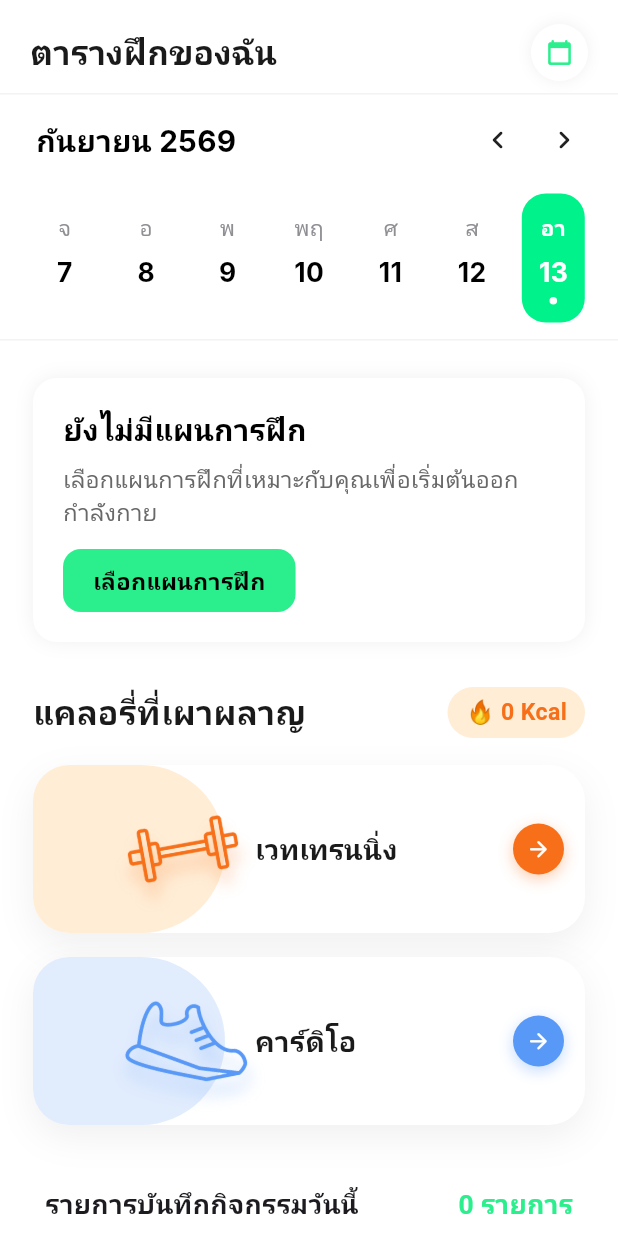
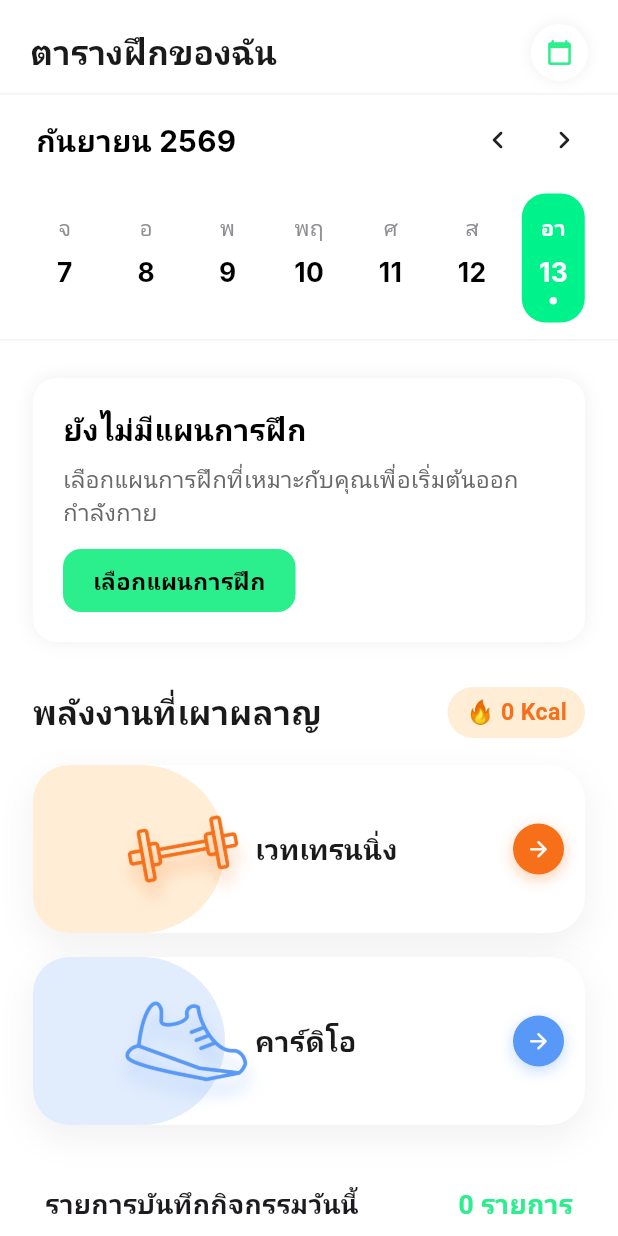
Before and after one commit to Nattaphong001/food-and-fit, a Flutter app: the WorkoutView screen opened directly, on a phone screen of 412 x 824 dp. Run offline on Flutter 3.47's test engine with Material 3 defaults, Android fonts, the phone set to English and light mode, and no system bars; our stand-ins replace awesome_notifications, cached_network_image, chewie, dio, fl_chart, flutter_cache_manager and 9 more; missing offline and left inert: dart:ui_web; accounts and stored records are empty; network calls fail; Roboto replaces fonts that are missing (Inter, Kanit).

Commit message:
docs(mobile): rename "แคลอรี่" to "พลังงาน" in UI labels and comments
is the standard term project-wide, "แคลอรี่"/"แคลอรี" only survives as the
unit name (กิโลแคลอรี/kcal). No logic changes.

```diff
--- a/mobile/lib/core/constants/app_colors.dart
+++ b/mobile/lib/core/constants/app_colors.dart
@@ -75,10 +75,10 @@ class AppColors {
   /// เข้มกว่าฟ้าทั่วไปโดยตั้งใจ — ต้องคู่กับตัวหนังสือขาว ได้ contrast ~5.2:1 (WCAG AA)
   static const Color alertInfo = Color(0xFF2563EB);
 
-  /// สีเขียวอ่อน — badge แคลอรี่
+  /// สีเขียวอ่อน — badge พลังงาน
   static const Color calorieBadgeBg = Color(0xFFE0F5E9);
 
-  /// ข้อความใน badge แคลอรี่
+  /// ข้อความใน badge พลังงาน
   static const Color calorieBadgeText = Color(0xFF2BCC81);
 
   /// Progress bar พื้นหลัง (คาร์ดิโอ goal card)
--- a/mobile/lib/services/daily_notification_engine.dart
+++ b/mobile/lib/services/daily_notification_engine.dart
@@ -1,4 +1,4 @@
-// DailyNotificationEngine — เช็คความคืบหน้าจริงของวันนี้ (แคลอรี่ / ออกกำลังกาย) แล้วยิง
+// DailyNotificationEngine — เช็คความคืบหน้าจริงของวันนี้ (พลังงาน / ออกกำลังกาย) แล้วยิง
 // local push ทันทีถ้ายังไม่ถึงเป้า ทำงานเฉพาะตอนแอปเปิดอยู่ (foreground) เท่านั้น เพราะต้องอ่าน
 // ข้อมูลที่เป็นปัจจุบัน ณ ขณะนั้นจาก AnalyticsService — ไม่ใช้ background schedule
 //
@@ -45,7 +45,7 @@ class DailyNotificationEngine {
     await _checkWorkout(hour, fired, daily.exerciseBurn);
   }
 
-  // แบ่งช่วงเวลาตามเวลาปัจจุบันที่เปิดแอป เทียบสัดส่วนแคลอรี่ที่ "ควรกินไปแล้ว" ของช่วงนั้น
+  // แบ่งช่วงเวลาตามเวลาปัจจุบันที่เปิดแอป เทียบสัดส่วนพลังงานที่ "ควรกินไปแล้ว" ของช่วงนั้น
   Future<void> _checkMeal(int hour, Set<String> fired, double eaten, double target) async {
     late final String window;
     late final double expectedRatio;
@@ -55,16 +55,16 @@ class DailyNotificationEngine {
 
     if (hour >= 19) {
       window = 'evening'; expectedRatio = 0.9; id = _idMealEvening;
-      title = '🌙 ใกล้หมดวันแล้ว แคลอรี่วันนี้ยังไม่ครบเป้า';
+      title = '🌙 ใกล้หมดวันแล้ว พลังงานวันนี้ยังไม่ครบเป้า';
       body  = 'เช็คมื้ออาหารวันนี้อีกครั้งก่อนนอน';
     } else if (hour >= 13) {
       window = 'noon'; expectedRatio = 0.6; id = _idMealNoon;
-      title = '🥗 แคลอรี่วันนี้ยังไม่ถึงเป้า';
+      title = '🥗 พลังงานวันนี้ยังไม่ถึงเป้า';
       body  = 'อย่าลืมบันทึกมื้อเที่ยงด้วยนะ';
     } else if (hour >= 10) {
       window = 'morning'; expectedRatio = 0.25; id = _idMealMorning;
       title = '🍽️ ยังไม่ได้กินอาหารเช้าเลยนะ';
-      body  = 'บันทึกมื้อเช้าเพื่อให้ได้แคลอรี่ตามเป้าหมายวันนี้';
+      body  = 'บันทึกมื้อเช้าเพื่อให้ได้พลังงานตามเป้าหมายวันนี้';
     } else {
       return; // ยังเช้ามืดเกินไป ไม่ต้องเตือน
     }
--- a/mobile/lib/views/member/nutrition/nutrition_view.dart
+++ b/mobile/lib/views/member/nutrition/nutrition_view.dart
@@ -1,5 +1,5 @@
 // หน้า: Nutrition (บันทึกอาหาร)
-// ทำหน้าที่: หน้าบันทึกและดูรายการอาหารประจำวัน แสดงแคลอรี่และสารอาหาร เพิ่มหรือลบรายการอาหารได้
+// ทำหน้าที่: หน้าบันทึกและดูรายการอาหารประจำวัน แสดงพลังงานและสารอาหาร เพิ่มหรือลบรายการอาหารได้
 
 import 'package:flutter/material.dart';
 import 'dart:math' as math;
@@ -346,7 +346,7 @@ class NutritionViewState extends State<NutritionView> with RouteAware {
           Row(
             mainAxisAlignment: MainAxisAlignment.spaceBetween,
             children: [
-              Text('แคลอรี่$_dateLabel',
+              Text('พลังงาน$_dateLabel',
                   style: const TextStyle(fontSize: 16, fontWeight: FontWeight.bold, color: AppColors.textDark)),
               Container(
                 padding: const EdgeInsets.symmetric(horizontal: 10, vertical: 4),
@@ -648,7 +648,7 @@ class NutritionViewState extends State<NutritionView> with RouteAware {
             const SizedBox(height: 16),
             const Divider(height: 1),
             const SizedBox(height: 16),
-            _foodDetailRow(Icons.local_fire_department_rounded, 'แคลอรี่', '${item.totalCalories.round()} kcal', Colors.orange),
+            _foodDetailRow(Icons.local_fire_department_rounded, 'พลังงาน', '${item.totalCalories.round()} kcal', Colors.orange),
             const SizedBox(height: 12),
             _foodDetailRow(Icons.egg_alt_rounded, 'โปรตีน', '${item.totalProtein.round()} กรัม', const Color(0xFF5B8CFF)),
             const SizedBox(height: 12),
--- a/mobile/lib/views/member/workout/cardio_activity_detail_view.dart
+++ b/mobile/lib/views/member/workout/cardio_activity_detail_view.dart
@@ -814,7 +814,7 @@ class _CardioHistorySheetState extends State<_CardioHistorySheet> {
           _statCard(label: 'เวลาสะสม', value: _totalDuration > 0 ? _totalDuration.toStringAsFixed(0) : '—',
               unit: 'นาที', icon: Icons.timer_outlined, iconColor: Colors.deepPurple.shade300),
           const SizedBox(width: 10),
-          _statCard(label: 'แคลอรี่สะสม', value: _totalCalories > 0 ? _totalCalories.toStringAsFixed(0) : '—',
+          _statCard(label: 'พลังงานสะสม', value: _totalCalories > 0 ? _totalCalories.toStringAsFixed(0) : '—',
               unit: 'kcal', icon: Icons.local_fire_department_rounded, iconColor: Colors.orange.shade400),
         ]),
         if (widget.hasDistance) ...[
@@ -882,7 +882,7 @@ class _CardioHistorySheetState extends State<_CardioHistorySheet> {
     );
   }
 
-  // ── กราฟแนวโน้ม: สลับแท็บ แคลอรี่ / ระยะเวลา / ระยะทาง(ถ้ามี) ───────────────
+  // ── กราฟแนวโน้ม: สลับแท็บ พลังงาน / ระยะเวลา / ระยะทาง(ถ้ามี) ───────────────
   Widget _buildChart(List<String> allDatesDesc) {
     final chartDates = allDatesDesc.reversed.toList(); // oldest → newest
     const green = Color(0xFF00C978);
@@ -999,7 +999,7 @@ class _CardioHistorySheetState extends State<_CardioHistorySheet> {
       padding: const EdgeInsets.all(2),
       decoration: BoxDecoration(color: Colors.grey.shade200, borderRadius: BorderRadius.circular(22)),
       child: Row(mainAxisSize: MainAxisSize.min, children: [
-        seg('แคลอรี่', _CardioChartMetric.calories),
+        seg('พลังงาน', _CardioChartMetric.calories),
         seg('เวลา', _CardioChartMetric.duration),
         if (widget.hasDistance) seg('ระยะทาง', _CardioChartMetric.distance),
       ]),
--- a/mobile/lib/views/member/workout/cardio_activity_exercise_view.dart
+++ b/mobile/lib/views/member/workout/cardio_activity_exercise_view.dart
@@ -1,5 +1,5 @@
 // หน้า: Cardio Activity Exercise (บันทึกคาร์ดิโอ)
-// ทำหน้าที่: หน้าออกกำลังกายคาร์ดิโอจริง จับเวลา บันทึกระยะทาง และคำนวณแคลอรี่เผาผลาญ
+// ทำหน้าที่: หน้าออกกำลังกายคาร์ดิโอจริง จับเวลา บันทึกระยะทาง และคำนวณพลังงานเผาผลาญ
 
 import 'dart:async';
 import 'package:flutter/material.dart';
@@ -98,7 +98,7 @@ class _CardioActivityExerciseViewState extends State<CardioActivityExerciseView>
   // ── Data Controllers ──────────────────────────────────────────────────────────
   final _distanceController = TextEditingController();
 
-  // น้ำหนักจริงของสมาชิก ใช้คำนวณแคลอรี่สดระหว่างเล่น ให้ตรงกับที่ backend
+  // น้ำหนักจริงของสมาชิก ใช้คำนวณพลังงานสดระหว่างเล่น ให้ตรงกับที่ backend
   // ใช้คำนวณตอนบันทึกจริง (SaveCardioResult ใช้ mbs_weight ล่าสุดของสมาชิก ไม่ใช่ค่าคงที่)
   double _memberWeightKg = 65.0;
 
--- a/mobile/lib/views/member/workout/weight_training_detail_view.dart
+++ b/mobile/lib/views/member/workout/weight_training_detail_view.dart
@@ -977,7 +977,7 @@ class _ExerciseHistorySheetState extends State<_ExerciseHistorySheet> {
         const SizedBox(height: 10),
         Row(children: [
           _statCard(
-            label: 'แคลอรี่สะสม',
+            label: 'พลังงานสะสม',
             value: _totalCalories > 0 ? _totalCalories.toStringAsFixed(0) : '—',
             unit: 'kcal',
             icon: Icons.local_fire_department_rounded,
--- a/mobile/lib/views/member/workout/weight_training_exercise_view.dart
+++ b/mobile/lib/views/member/workout/weight_training_exercise_view.dart
@@ -88,11 +88,11 @@ class _WeightTrainingExerciseViewState
   int _countdownSeconds = 5;
   // เวลาฝึกทั้งเซสชัน (รวมพักด้วย — เดินต่อเนื่องไม่หยุดตอนพัก ดู _startRest) คอมเมนต์เดิมตรงนี้
   // เขียนผิดว่า "ไม่รวมพัก" ทั้งที่โค้ดจริงไม่เคย cancel _globalTimer ตอนพักเลย แก้คำอธิบายให้ตรง
-  // ของจริง (2026-08-22) — ใช้ตัวนี้เป็นฐานเวลาคำนวณแคลอรี่ระดับเซสชันด้วย (ดู _saveWorkoutToApi)
+  // ของจริง (2026-08-22) — ใช้ตัวนี้เป็นฐานเวลาคำนวณพลังงานระดับเซสชันด้วย (ดู _saveWorkoutToApi)
   int _globalSeconds = 0;
   int _restSeconds = 0;
   // เวลาออกแรงต่อเซต (หยุดนับตอนพัก) — ส่งขึ้น API เก็บลง wtrs_active_seconds ไว้เป็นหลักฐาน
-  // ตรวจสอบย้อนหลังเท่านั้น สูตร Smart Auto Calorie (2026-09-08) ไม่ได้ใช้ค่านี้คำนวณแคลอรี่
+  // ตรวจสอบย้อนหลังเท่านั้น สูตร Smart Auto Calorie (2026-09-08) ไม่ได้ใช้ค่านี้คำนวณพลังงาน
   // — ฐานเวลาที่ใช้จริงคือ _globalSeconds (เวลารวมทั้งเซสชัน รวมพัก) คอมเมนต์เดิมตรงนี้เขียนว่า
   // "ใช้คำนวณแคล" ซึ่งไม่จริงแล้วหลังเปลี่ยนมาคำนวณระดับเซสชัน
   int _activeSetSeconds = 0;
--- a/mobile/lib/views/member/workout/workout_view.dart
+++ b/mobile/lib/views/member/workout/workout_view.dart
@@ -1044,7 +1044,7 @@ class _WorkoutViewState extends State<WorkoutView> with RouteAware {
             crossAxisAlignment: CrossAxisAlignment.center,
             children: [
               const Text(
-                'แคลอรี่ที่เผาผลาญ',
+                'พลังงานที่เผาผลาญ',
                 style: TextStyle(
                   fontWeight: FontWeight.w600,
                   fontSize: 20,
@@ -1937,7 +1937,7 @@ class _WorkoutViewState extends State<WorkoutView> with RouteAware {
             const SizedBox(height: 12),
             _cardioDetailRow(
               Icons.local_fire_department_rounded,
-              'แคลอรี่',
+              'พลังงาน',
               '${r.caloriesBurned.round()} kcal',
               Colors.orange,
             ),
```
